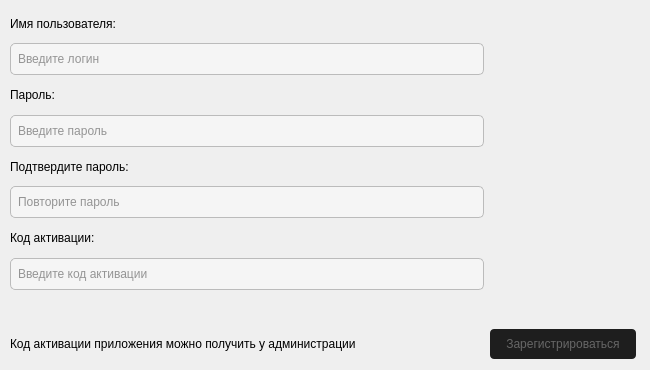
Above: registration.ui from jon007a/Modbus before the change. Below: the same form after it.
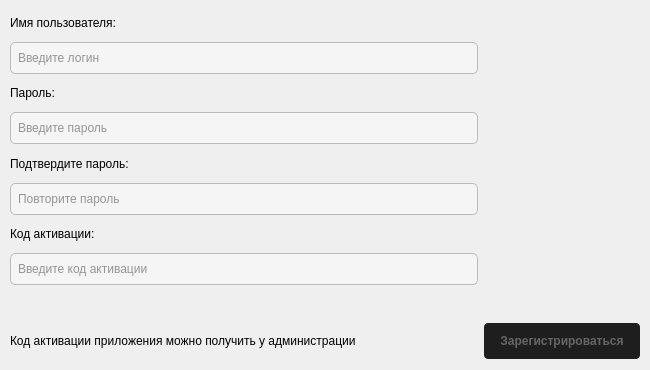
That is the form after the change.

Diff of the .ui file:
```diff
--- a/registration.ui
+++ b/registration.ui
@@ -30,7 +30,7 @@
     <rect>
      <x>10</x>
      <y>10</y>
-     <width>626</width>
+     <width>630</width>
      <height>349</height>
     </rect>
    </property>
@@ -206,17 +206,32 @@
       </property>
       <property name="styleSheet">
        <string notr="true">QPushButton {
-    padding: 8px 16px;
-    background-color: #2D2D2D;
+    text-align: center;
+    color: white;
+    border-radius: 8px;
+    padding: 5px 10px;
+    font-weight: bold;
+    background: qlineargradient(spread:pad, x1:0, y1:0, x2:1, y2:0, 
+                              stop:0 #4A4A4A, stop:0.5 #707070, stop:1 #4A4A4A);
     border: none;
-    border-radius: 4px;
+    min-height: 20px;
+    max-width: 150px;
 }
 
 QPushButton:hover {
-    background-color: #3E3E3E;
+    background: qlineargradient(spread:pad, x1:1, y1:0, x2:0, y2:0, 
+                              stop:0 #4A4A4A, stop:0.5 #707070, stop:1 #4A4A4A);
+}
+
+QPushButton:pressed {
+    background: qlineargradient(spread:pad, x1:0, y1:0, x2:1, y2:0, 
+                              stop:0 #303030, stop:0.5 #505050, stop:1 #303030);
 }
 
 QPushButton:disabled {
+    background: #9E9E9E;
+    color: #E0E0E0;
+}QPushButton:disabled {
     background-color: #1E1E1E;
     color: #666666;
 }QPushButton {
```
